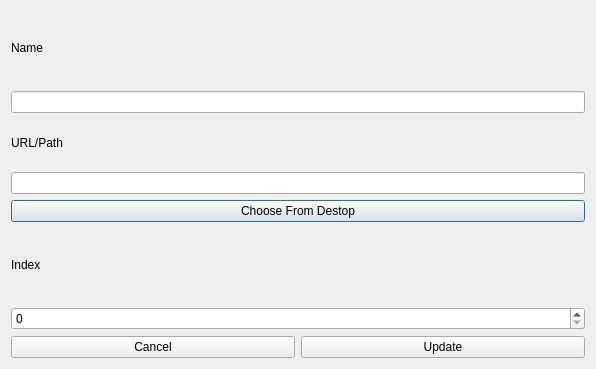
Old version of the form designs/xml/apps_edit_window.ui in the repository daniel-deru/WorkMate-3.0.
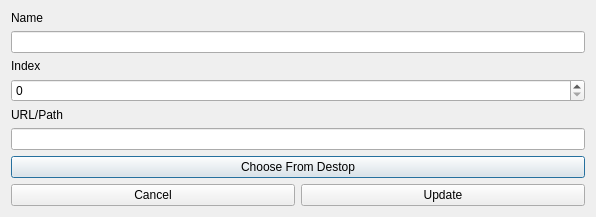
New version of the form.

Patch:
```diff
--- a/designs/xml/apps_edit_window.ui
+++ b/designs/xml/apps_edit_window.ui
@@ -7,7 +7,7 @@
     <x>0</x>
     <y>0</y>
     <width>596</width>
-    <height>369</height>
+    <height>215</height>
    </rect>
   </property>
   <property name="windowTitle">
@@ -28,6 +28,20 @@
      </item>
     </layout>
    </item>
+   <item>
+    <layout class="QVBoxLayout" name="verticalLayout_3">
+     <item>
+      <widget class="QLabel" name="lbl_index">
+       <property name="text">
+        <string>Index</string>
+       </property>
+      </widget>
+     </item>
+     <item>
+      <widget class="QSpinBox" name="spnbox_index"/>
+     </item>
+    </layout>
+   </item>
    <item>
     <layout class="QVBoxLayout" name="verticalLayout_2">
      <item>
@@ -53,20 +67,6 @@
      </item>
     </layout>
    </item>
-   <item>
-    <layout class="QVBoxLayout" name="verticalLayout_3">
-     <item>
-      <widget class="QLabel" name="lbl_index">
-       <property name="text">
-        <string>Index</string>
-       </property>
-      </widget>
-     </item>
-     <item>
-      <widget class="QSpinBox" name="spnbox_index"/>
-     </item>
-    </layout>
-   </item>
    <item>
     <layout class="QHBoxLayout" name="horizontalLayout">
      <item>
```
